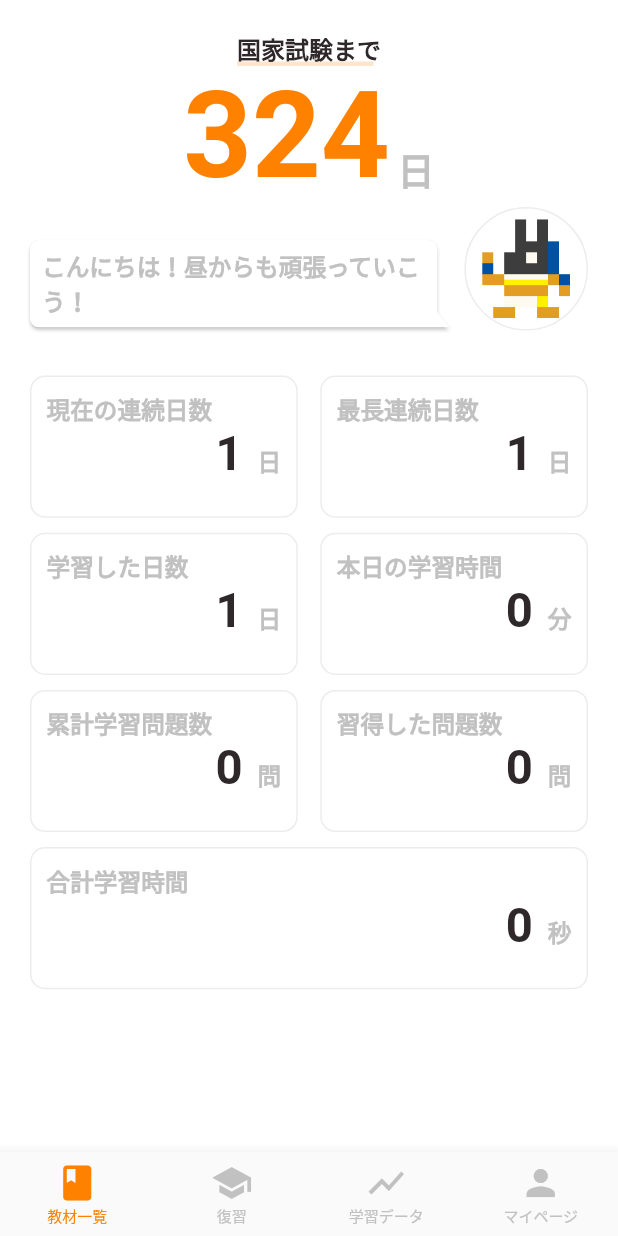
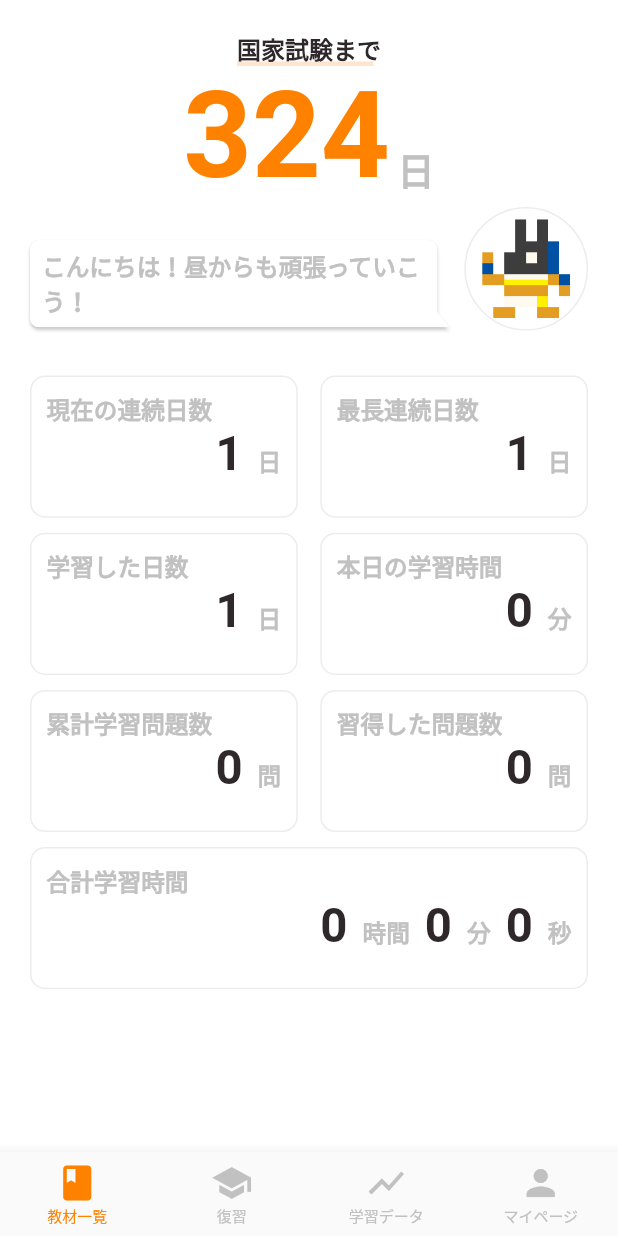
Before and after one commit to takasshii/flutter_test_quiz_app, a Flutter app: the LearningDataPage screen opened directly, on a phone screen of 412 x 824 dp. Run offline on Flutter 3.47's test engine with Material 2 defaults, Android fonts, the phone set to English and light mode, and no system bars; drawn by our look-alikes of bubble; our stand-ins replace cloud_firestore, firebase_auth, firebase_core, fl_chart, sqflite, websafe_svg; accounts and stored records are empty; network calls fail.

Commit message:
[add] 時間を計測して、dbに書き込む、learningdataにて表示

```diff
--- a/lib/screens/learningData/componentes/show_big_data_area.dart
+++ b/lib/screens/learningData/componentes/show_big_data_area.dart
@@ -42,6 +42,56 @@ class ShowBigDataArea extends StatelessWidget {
                 children: [
                   RichText(
                     text: TextSpan(
+                      text: "${data ~/ 3600}",
+                      style: TextStyle(
+                          fontWeight: FontWeight.bold,
+                          fontSize: height / 3,
+                          color: kBlackColor),
+                    ),
+                  ),
+                  Container(
+                    //上のフォントサイズと合わせた。（注）
+                    height: height / 3,
+                    alignment: Alignment.bottomCenter,
+                    padding:
+                        EdgeInsets.symmetric(horizontal: kDefaultPadding / 2),
+                    child: RichText(
+                      text: TextSpan(
+                        text: "時間",
+                        style: TextStyle(
+                            fontWeight: FontWeight.bold,
+                            fontSize: height / 6,
+                            color: kGrayColor),
+                      ),
+                    ),
+                  ),
+                  RichText(
+                    text: TextSpan(
+                      text: "${data ~/ 60}",
+                      style: TextStyle(
+                          fontWeight: FontWeight.bold,
+                          fontSize: height / 3,
+                          color: kBlackColor),
+                    ),
+                  ),
+                  Container(
+                    //上のフォントサイズと合わせた。（注）
+                    height: height / 3,
+                    alignment: Alignment.bottomCenter,
+                    padding:
+                        EdgeInsets.symmetric(horizontal: kDefaultPadding / 2),
+                    child: RichText(
+                      text: TextSpan(
+                        text: "分",
+                        style: TextStyle(
+                            fontWeight: FontWeight.bold,
+                            fontSize: height / 6,
+                            color: kGrayColor),
+                      ),
+                    ),
+                  ),
+                  RichText(
+                    text: TextSpan(
                       text: "${data}",
                       style: TextStyle(
                           fontWeight: FontWeight.bold,
--- a/lib/screens/learningData/learning_data_page.dart
+++ b/lib/screens/learningData/learning_data_page.dart
@@ -59,7 +59,8 @@ class LearningDataPage extends StatelessWidget {
                           ),
                           ShowDataArea(
                               title: "本日の学習時間",
-                              data: learningData.todayTime,
+                              //秒で渡されるので変換
+                              data: learningData.todayTime ~/ 60,
                               unit: "分"),
                         ],
                       ),
@@ -79,7 +80,8 @@ class LearningDataPage extends StatelessWidget {
                         ],
                       ),
                       ShowBigDataArea(
-                          title: "合計学習時間", data: learningData.learnedQuestion),
+                          title: "合計学習時間",
+                          data: learningData.totalLearningTime),
                     ],
                   );
                 },
--- a/lib/screens/review/components/reviewtwo_middle_button.dart
+++ b/lib/screens/review/components/reviewtwo_middle_button.dart
@@ -1,4 +1,5 @@
 import 'package:flutter/material.dart';
+import 'package:flutter_test_takashii/controllers/quesiton_controller.dart';
 import 'package:flutter_test_takashii/screens/quiz/quiz_screen.dart';
 
 import '../../../constants.dart';
@@ -36,6 +37,7 @@ class BuildOutlinedButton extends StatelessWidget {
         height: 50,
         child: ElevatedButton(
           onPressed: () {
+            QuestionController.startStopWatch();
             Navigator.push(context,
                 MaterialPageRoute(builder: (context) => (QuizScreen())));
           },
```
Also changed, not shown: lib/controllers/quesiton_controller.dart (+113 -0 lines), lib/screens/quiz/components/question_card.dart (+8 -1 lines).
